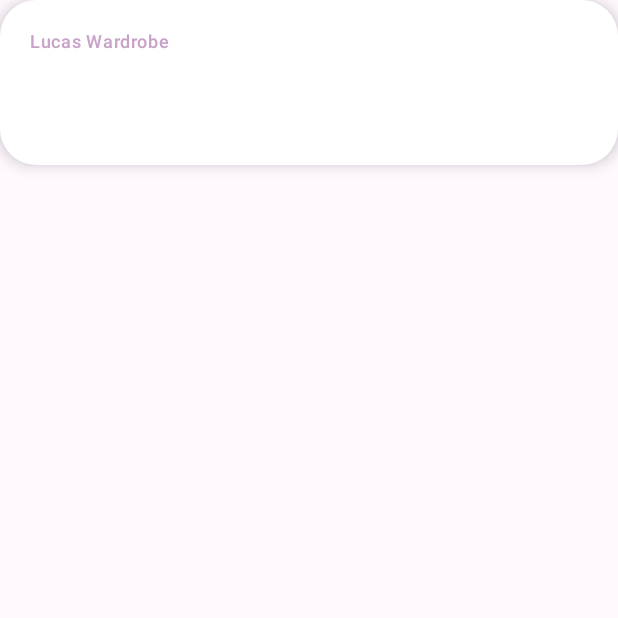
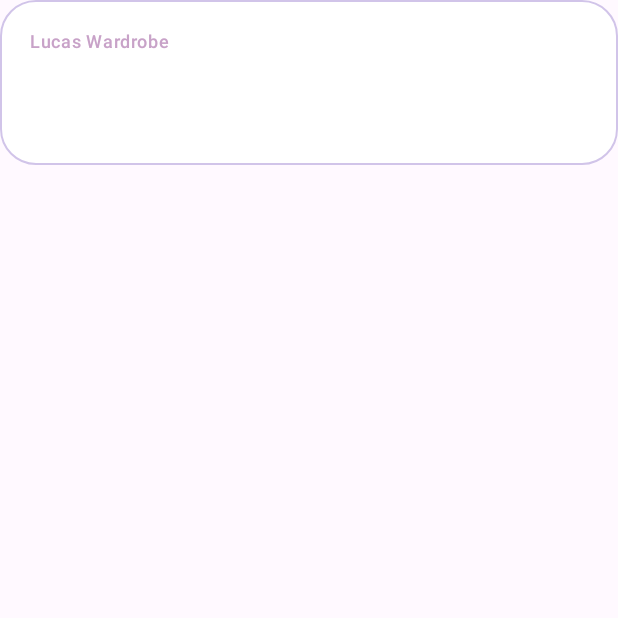
Before and after one commit to Lucas090122/wardrobe, an Android app built with Jetpack Compose: the composable ItemSharePoster called with empty values, on a phone screen of 412 x 824 dp, the top half of it. Run offline under Robolectric (Android 15) with nearby library versions, the light colour scheme and no system bars; libraries missing offline, so code that uses them is left out: dev.shreyaspatil.capturable.

Commit message:
Refactor card style in ItemDetailScreen

```diff
--- a/app/src/main/java/com/example/wardrobe/ui/ItemDetailScreen.kt
+++ b/app/src/main/java/com/example/wardrobe/ui/ItemDetailScreen.kt
@@ -3,6 +3,7 @@ package com.example.wardrobe.ui
 import android.content.Context
 import android.content.Intent
 import android.graphics.Bitmap
+import androidx.compose.foundation.BorderStroke
 import androidx.compose.foundation.layout.*
 import androidx.compose.foundation.rememberScrollState
 import androidx.compose.foundation.shape.RoundedCornerShape
@@ -31,6 +32,7 @@ import dev.shreyaspatil.capturable.controller.rememberCaptureController
 import kotlinx.coroutines.launch
 import java.io.File
 import java.io.FileOutputStream
+import androidx.core.net.toUri
 
 @OptIn(ExperimentalMaterial3Api::class, ExperimentalComposeUiApi::class)
 @Composable
@@ -112,7 +114,6 @@ fun ItemDetailScreen(
                     .padding(padding)
                     .padding(16.dp)
                     .verticalScroll(rememberScrollState())
-                    // 这一整块内容就是要被截成图的部分
                     .capturable(captureController),
                 verticalArrangement = Arrangement.spacedBy(12.dp)
             ) {
@@ -162,7 +163,7 @@ private fun ItemSharePoster(
     locationName: String?,
     ownerName: String?
 ) {
-    val imageUri = imageUriString?.let { android.net.Uri.parse(it) }
+    val imageUri = imageUriString?.toUri()
 
     Card(
         modifier = Modifier.fillMaxWidth(),
@@ -170,7 +171,8 @@ private fun ItemSharePoster(
         colors = CardDefaults.cardColors(
             containerColor = MaterialTheme.colorScheme.surface
         ),
-        elevation = CardDefaults.cardElevation(defaultElevation = 6.dp)
+        elevation = CardDefaults.cardElevation(defaultElevation = 0.dp),
+        border = BorderStroke(1.dp, MaterialTheme.colorScheme.outline)
     ) {
         Column(
             modifier = Modifier.padding(20.dp),
```
